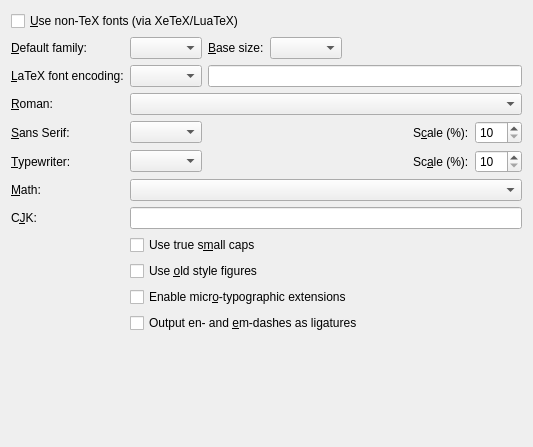
Qt form src/frontends/qt4/ui/FontUi.ui (cburschka/lyx) before a commit.
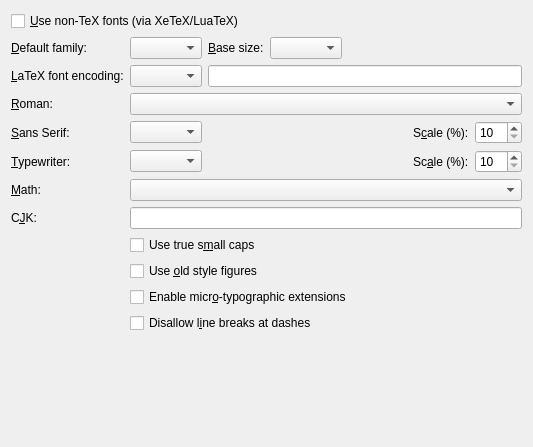
The same form after that commit.

Commit message:
Consistent output of breakable/non-breakable dashes on all TeX engines.
Fixes: #10839

What changed in the file:
```diff
--- a/src/frontends/qt4/ui/FontUi.ui
+++ b/src/frontends/qt4/ui/FontUi.ui
@@ -300,7 +300,7 @@
       <string>Use font ligatures -- and --- instead of \textendash and \textemdash for en- and em-dashes</string>
      </property>
      <property name="text">
-      <string>Output en- and &amp;em-dashes as ligatures</string>
+      <string>Disallow l&amp;ine breaks at dashes</string>
      </property>
     </widget>
    </item>
```
Left out of the diff: 2 changed lines with no effect on the pictures. The commit also changes 3 other files.
